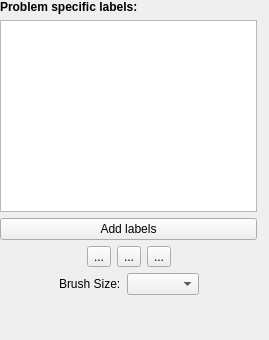
Before: the Qt Designer form ilastik/applets/labeling/labelingDrawer.ui in ilastik/ilastik, drawn with Qt 5.
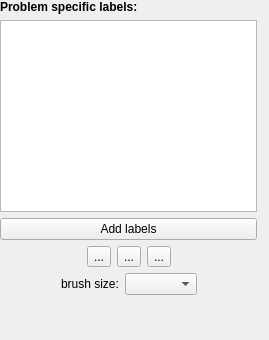
After: the same form once the commit is applied. Custom widgets are drawn as their Qt base class.

Commit message: ui: "Size:" --> "brush size:", fixes #256

```diff
--- a/ilastik/applets/labeling/labelingDrawer.ui
+++ b/ilastik/applets/labeling/labelingDrawer.ui
@@ -160,7 +160,7 @@
        <item>
         <widget class="QLabel" name="brushSizeCaption">
          <property name="text">
-          <string>Brush Size:</string>
+          <string>brush size:</string>
          </property>
         </widget>
        </item>
```
The commit also changes 4 other files.
